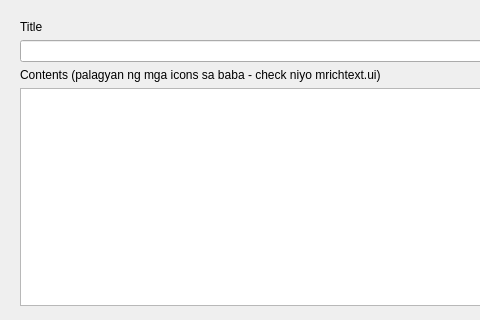
Before: the Qt Designer form newthreadswindow.ui in PeteCastle/SoftwareDesignCaseStudy, drawn with Qt 5; both pictures show x 0 to 480 and y 0 to 320 of the 1079 by 553 pixel window.
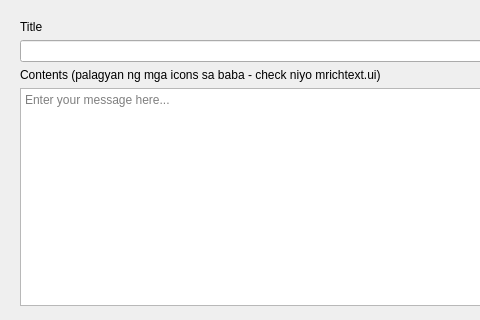
After: the same form once the commit is applied. Custom widgets are drawn as their Qt base class.

Diff of the .ui file:
```diff
--- a/newthreadswindow.ui
+++ b/newthreadswindow.ui
@@ -208,7 +208,11 @@
       </widget>
      </item>
      <item row="3" column="0" colspan="8">
-      <widget class="MRichTextEdit" name="ContentsLineEdit"/>
+      <widget class="MRichTextEdit" name="ContentsLineEdit">
+       <property name="placeholderText">
+        <string>Enter your message here...</string>
+       </property>
+      </widget>
      </item>
      <item row="2" column="0" colspan="8">
       <widget class="QLabel" name="ContentsLabel">
```
